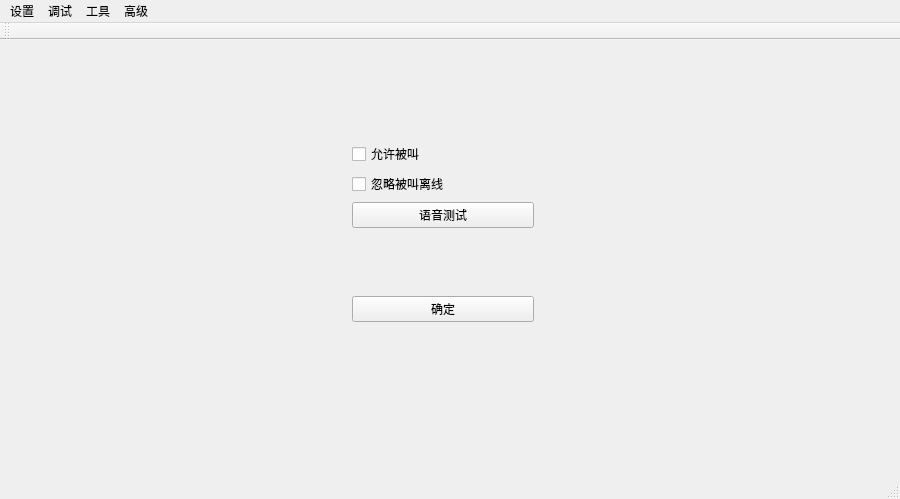
Qt form robot_gui/mainwindow.ui (CastielLiu/robotGui) before a commit.
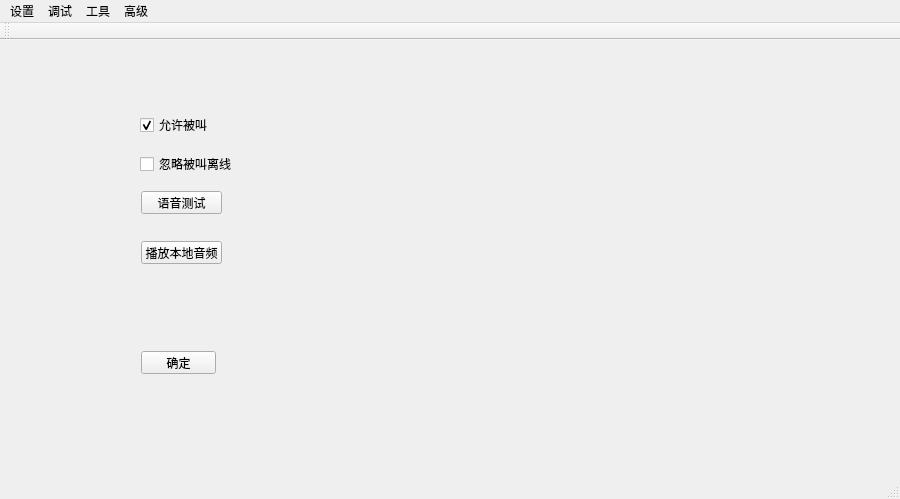
The same form after that commit. The open tabs and pages were chosen to show the change. Custom widgets are drawn as their Qt base class.

The edit to the form file:
```diff
--- a/robot_gui/mainwindow.ui
+++ b/robot_gui/mainwindow.ui
@@ -385,10 +385,10 @@
        <widget class="QWidget" name="widget_2" native="true">
         <property name="geometry">
          <rect>
-          <x>330</x>
-          <y>80</y>
-          <width>204</width>
-          <height>202</height>
+          <x>120</x>
+          <y>40</y>
+          <width>541</width>
+          <height>301</height>
          </rect>
         </property>
         <property name="minimumSize">
@@ -397,23 +397,44 @@
           <height>200</height>
          </size>
         </property>
-        <layout class="QVBoxLayout" name="verticalLayout_5">
-         <item>
           <widget class="QCheckBox" name="checkBox_canCalled">
+         <property name="geometry">
+          <rect>
+           <x>9</x>
+           <y>26</y>
+           <width>71</width>
+           <height>16</height>
+          </rect>
+         </property>
            <property name="text">
             <string>允许被叫</string>
            </property>
-          </widget>
-         </item>
-         <item>
+         <property name="checked">
+          <bool>true</bool>
+         </property>
+        </widget>
           <widget class="QCheckBox" name="checkBox_ignoreCalledOffline">
+         <property name="geometry">
+          <rect>
+           <x>9</x>
+           <y>65</y>
+           <width>95</width>
+           <height>16</height>
+          </rect>
+         </property>
            <property name="text">
             <string>忽略被叫离线</string>
            </property>
           </widget>
-         </item>
-         <item>
           <widget class="QPushButton" name="pushButton_audioTest">
+         <property name="geometry">
+          <rect>
+           <x>10</x>
+           <y>100</y>
+           <width>81</width>
+           <height>23</height>
+          </rect>
+         </property>
            <property name="text">
             <string>语音测试</string>
            </property>
@@ -421,28 +442,35 @@
             <bool>true</bool>
            </property>
           </widget>
-         </item>
-         <item>
-          <spacer name="verticalSpacer_7">
-           <property name="orientation">
-            <enum>Qt::Vertical</enum>
-           </property>
-           <property name="sizeHint" stdset="0">
-            <size>
-             <width>20</width>
-             <height>41</height>
-            </size>
-           </property>
-          </spacer>
-         </item>
-         <item>
           <widget class="QPushButton" name="pushButton_debugPageOk">
+         <property name="geometry">
+          <rect>
+           <x>10</x>
+           <y>260</y>
+           <width>75</width>
+           <height>23</height>
+          </rect>
+         </property>
            <property name="text">
             <string>确定</string>
            </property>
           </widget>
-         </item>
-        </layout>
+        <widget class="QPushButton" name="pushButton_playLocalAudio">
+         <property name="geometry">
+          <rect>
+           <x>10</x>
+           <y>150</y>
+           <width>81</width>
+           <height>23</height>
+          </rect>
+         </property>
+         <property name="text">
+          <string>播放本地音频</string>
+         </property>
+         <property name="checkable">
+          <bool>true</bool>
+         </property>
+        </widget>
        </widget>
       </widget>
       <widget class="QWidget" name="page_3">
```
Left out of the diff: 4 changed lines with no effect on the pictures. Lines whose indentation alone changed are shown as unchanged.
